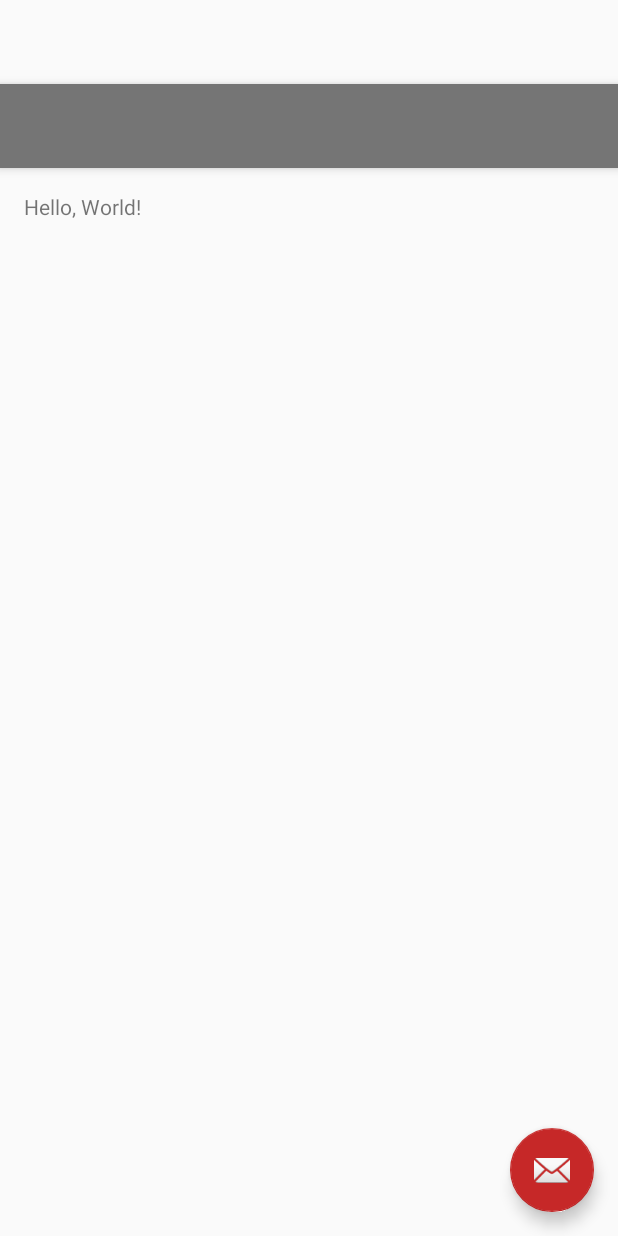
After one commit to RyanClementsHax/WorkoutPlanner, an Android app: the layout activity_day_view.xml on its own in the app's theme, with its tools: preview values and no code run, on a phone screen of 412 x 824 dp. The commit adds this screen. Run offline under Robolectric (Android 15) with nearby library versions, the phone set to English and light mode, and no system bars.

Commit message:
Added day view activity

```diff
--- /dev/null
+++ b/app/src/main/res/layout/activity_day_view.xml
@@ -0,0 +1,34 @@
+<?xml version="1.0" encoding="utf-8"?>
+<android.support.design.widget.CoordinatorLayout xmlns:android="http://schemas.android.com/apk/res/android"
+    xmlns:app="http://schemas.android.com/apk/res-auto"
+    xmlns:tools="http://schemas.android.com/tools"
+    android:layout_width="match_parent"
+    android:layout_height="match_parent"
+    android:fitsSystemWindows="true"
+    tools:context="com.example.ryan.workoutplanner.DayViewActivity">
+
+    <android.support.design.widget.AppBarLayout
+        android:layout_width="match_parent"
+        android:layout_height="wrap_content"
+        android:theme="@style/AppTheme.AppBarOverlay">
+
+        <android.support.v7.widget.Toolbar
+            android:id="@+id/toolbar"
+            android:layout_width="match_parent"
+            android:layout_height="?attr/actionBarSize"
+            android:background="?attr/colorPrimary"
+            app:popupTheme="@style/AppTheme.PopupOverlay" />
+
+    </android.support.design.widget.AppBarLayout>
+
+    <include layout="@layout/content_day_view" />
+
+    <android.support.design.widget.FloatingActionButton
+        android:id="@+id/fab"
+        android:layout_width="wrap_content"
+        android:layout_height="wrap_content"
+        android:layout_gravity="bottom|end"
+        android:layout_margin="@dimen/fab_margin"
+        android:src="@android:drawable/ic_dialog_email" />
+
+</android.support.design.widget.CoordinatorLayout>
--- /dev/null
+++ b/app/src/main/res/layout/content_day_view.xml
@@ -0,0 +1,21 @@
+<?xml version="1.0" encoding="utf-8"?>
+<RelativeLayout xmlns:android="http://schemas.android.com/apk/res/android"
+    xmlns:app="http://schemas.android.com/apk/res-auto"
+    xmlns:tools="http://schemas.android.com/tools"
+    android:layout_width="match_parent"
+    android:layout_height="match_parent"
+    android:paddingBottom="@dimen/activity_vertical_margin"
+    android:paddingLeft="@dimen/activity_horizontal_margin"
+    android:paddingRight="@dimen/activity_horizontal_margin"
+    android:paddingTop="@dimen/activity_vertical_margin"
+    app:layout_behavior="@string/appbar_scrolling_view_behavior"
+    tools:context="com.example.ryan.workoutplanner.DayViewActivity"
+    tools:showIn="@layout/activity_day_view">
+
+    <TextView
+        android:id="@+id/textView"
+        android:layout_width="wrap_content"
+        android:layout_height="wrap_content"
+        android:text="Hello, World!"/>
+
+</RelativeLayout>
--- a/app/src/main/res/layout/content_week_view.xml
+++ b/app/src/main/res/layout/content_week_view.xml
@@ -11,5 +11,5 @@
     <android.support.v7.widget.RecyclerView
         android:id="@+id/week_days_recycler_view"
         android:layout_width="match_parent"
-        android:layout_height="match_parent"/>
+        android:layout_height="match_parent" />
 </RelativeLayout>
--- a/app/src/main/res/values/strings.xml
+++ b/app/src/main/res/values/strings.xml
@@ -19,4 +19,5 @@
         <item>Rest</item>
         <item>Rest</item>
     </string-array>
+    <string name="title_activity_day_view">DayViewActivity</string>
 </resources>
```
Also changed, not shown: app/src/main/AndroidManifest.xml (+9 -0 lines), app/src/main/java/com/example/ryan/workoutplanner/DayViewActivity.java (added, +36 -0 lines), app/src/main/java/com/example/ryan/workoutplanner/StringConstants.java (added, +8 -0 lines), app/src/main/java/com/example/ryan/workoutplanner/WeekViewActivity.java (+15 -2 lines), app/src/main/java/com/example/ryan/workoutplanner/adapters/WeekViewAdapter.java (+6 -1 lines).
